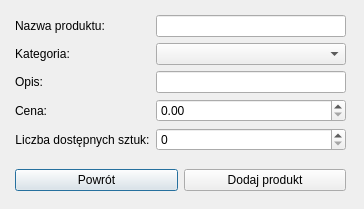
First picture: the form in Sklep/dodaj_produkt.ui, repository AdriannaUrbanska/MusicStore, before the edit.
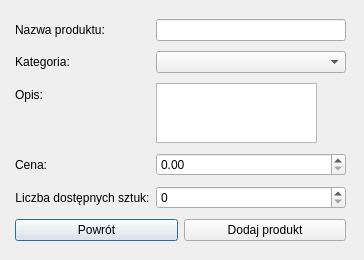
Second picture: the form after the edit.

Patch:
```diff
--- a/Sklep/dodaj_produkt.ui
+++ b/Sklep/dodaj_produkt.ui
@@ -7,19 +7,19 @@
     <x>0</x>
     <y>0</y>
     <width>364</width>
-    <height>209</height>
+    <height>260</height>
    </rect>
   </property>
   <property name="minimumSize">
    <size>
     <width>264</width>
-    <height>209</height>
+    <height>260</height>
    </size>
   </property>
   <property name="maximumSize">
    <size>
     <width>364</width>
-    <height>209</height>
+    <height>260</height>
    </size>
   </property>
   <property name="windowTitle">
@@ -31,7 +31,7 @@
      <x>15</x>
      <y>15</y>
      <width>331</width>
-     <height>176</height>
+     <height>226</height>
     </rect>
    </property>
    <layout class="QVBoxLayout" name="verticalLayout">
@@ -91,13 +91,6 @@
         </property>
        </widget>
       </item>
-      <item row="2" column="1">
-       <widget class="QLineEdit" name="opis">
-        <property name="maxLength">
-         <number>200</number>
-        </property>
-       </widget>
-      </item>
       <item row="3" column="1">
        <widget class="QDoubleSpinBox" name="cena">
         <property name="decimals">
@@ -114,6 +107,22 @@
       <item row="1" column="1">
        <widget class="QComboBox" name="kategoria"/>
       </item>
+      <item row="2" column="1">
+       <widget class="QTextEdit" name="opis">
+        <property name="minimumSize">
+         <size>
+          <width>161</width>
+          <height>60</height>
+         </size>
+        </property>
+        <property name="maximumSize">
+         <size>
+          <width>161</width>
+          <height>60</height>
+         </size>
+        </property>
+       </widget>
+      </item>
      </layout>
     </item>
     <item>
```
Left out of the diff: 2 changed lines with no effect on the pictures.
